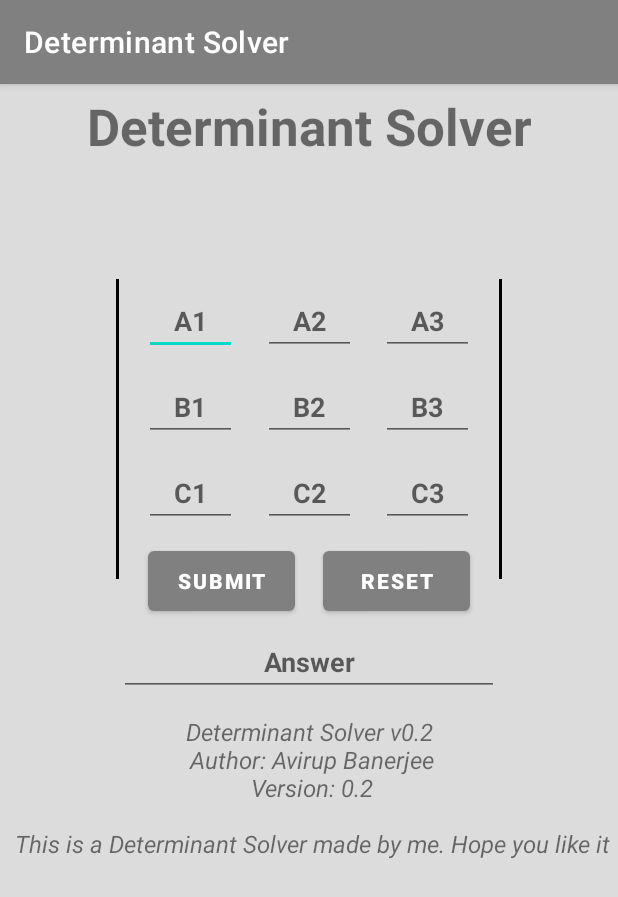
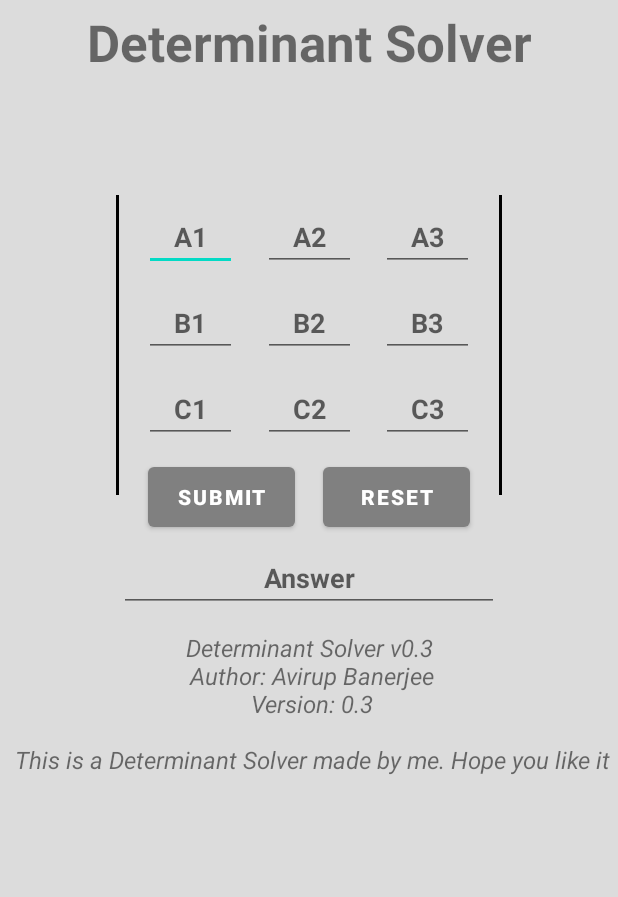
Before and after one commit to Avirup281206/DeterminantSolver, an Android app: the screen it shows after launch (MainActivity), on a phone screen of 412 x 824 dp. Shown: the top 897 px of the screen. Run offline under Robolectric (Android 15) with nearby library versions, the phone set to English and light mode, and no system bars.

Commit message:
Removed the action bar and changed the version

```diff
--- a/app/build.gradle
+++ b/app/build.gradle
@@ -10,7 +10,7 @@ android {
         minSdk 21
         targetSdk 21
         versionCode 1
-        versionName "0.2"
+        versionName "0.3"
 
         testInstrumentationRunner "androidx.test.runner.AndroidJUnitRunner"
     }
--- a/app/src/main/res/values/strings.xml
+++ b/app/src/main/res/values/strings.xml
@@ -14,9 +14,9 @@
     <string name="field_c3_hint">C3</string>
     <string name="field_answer_hint">Answer</string>
     <string name="invalid_input_text">Enter Valid Input!</string>
-    <string name="info">Determinant Solver v0.2\n
+    <string name="info">Determinant Solver v0.3\n
         Author: Avirup Banerjee\n
-        Version: 0.2\n\n
+        Version: 0.3\n\n
         This is a Determinant Solver made by me. Hope you like it</string>
     <string name="invalid_expression_text">Enter Valid Expression!</string>
 
--- a/app/src/main/res/values/themes.xml
+++ b/app/src/main/res/values/themes.xml
@@ -1,6 +1,6 @@
 <resources xmlns:tools="http://schemas.android.com/tools">
     <!-- Base application theme. -->
-    <style name="Theme.DeterminantSolver" parent="Theme.MaterialComponents.DayNight.DarkActionBar">
+    <style name="Theme.DeterminantSolver" parent="Theme.MaterialComponents.DayNight.NoActionBar">
         <!-- Primary brand color. -->
         <item name="colorPrimary">@color/grey</item>
         <item name="colorPrimaryVariant">@color/metallic_grey</item>
@@ -10,7 +10,7 @@
         <item name="colorSecondaryVariant">@color/teal_700</item>
         <item name="colorOnSecondary">@color/black</item>
         <!-- Status bar color. -->
-        <item name="android:statusBarColor" >?attr/colorPrimaryVariant</item>
+        <item name="android:statusBarColor">?attr/colorPrimaryVariant</item>
         <!-- Customize your theme here. -->
     </style>
 </resources>
```
